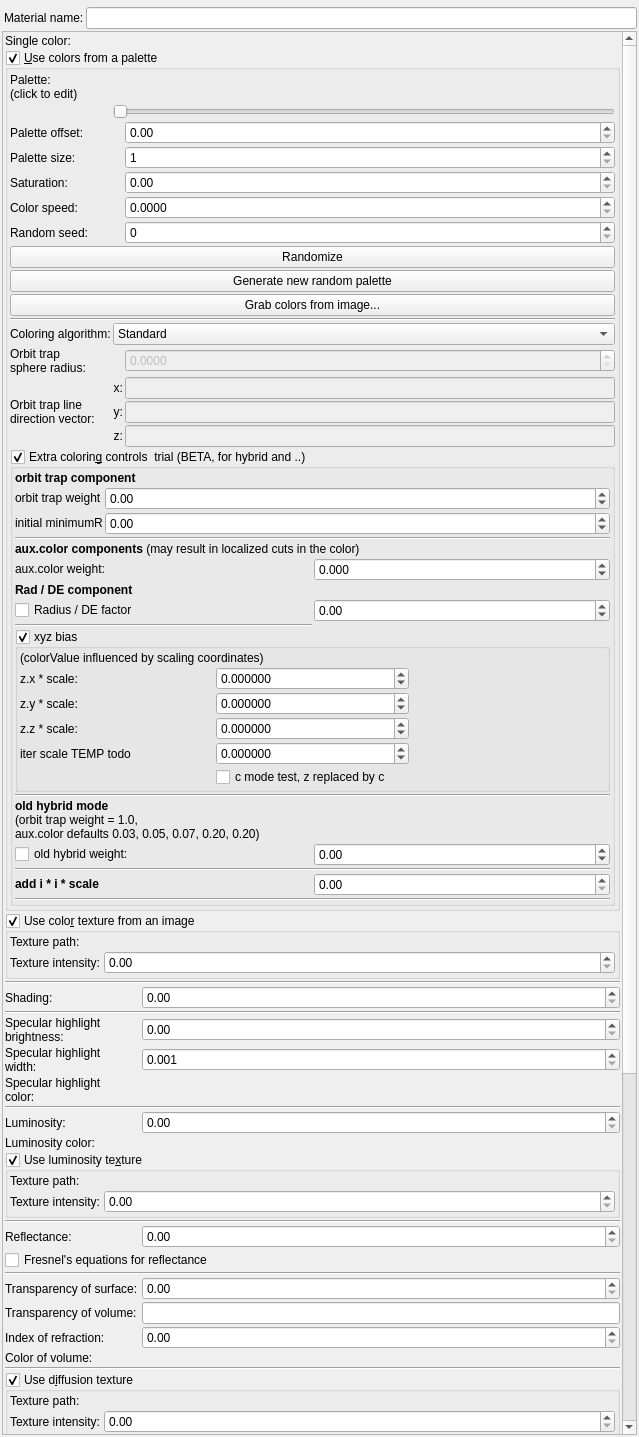
buddhi1980/mandelbulber2, file mandelbulber2/qt/material_editor.ui: the form before one commit.
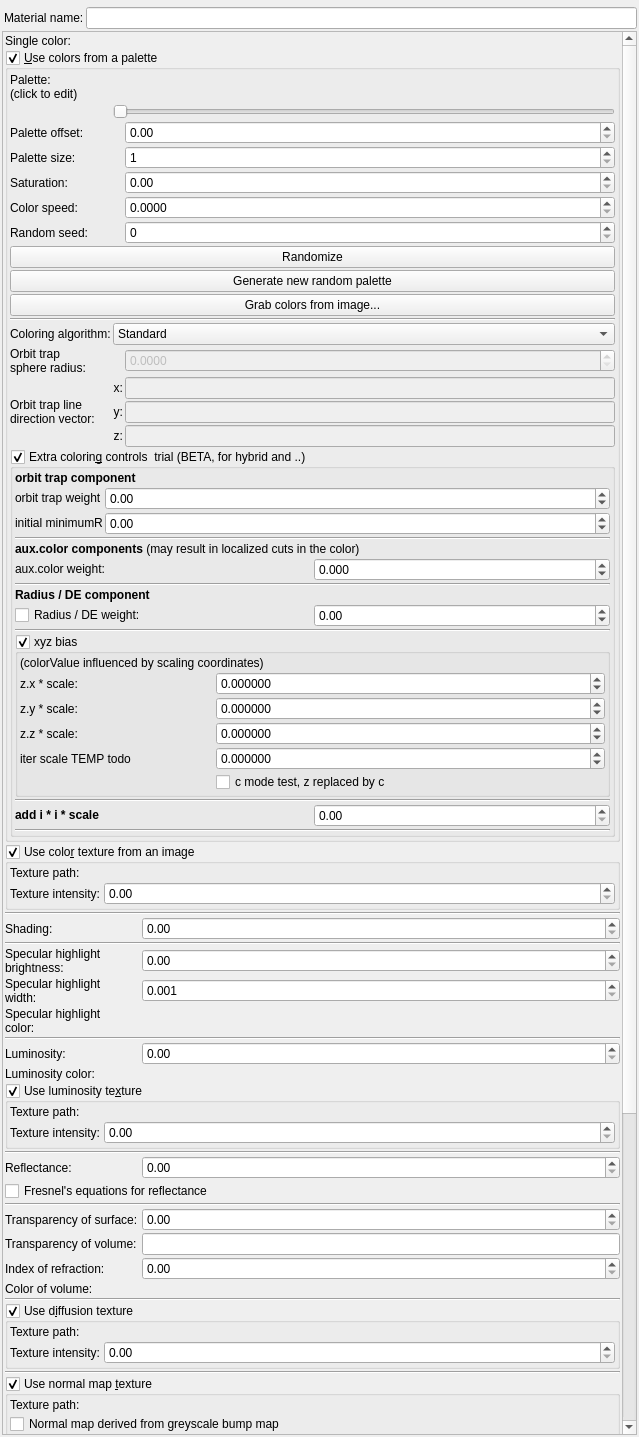
The form after the commit. Icons and pictures are not drawn. Custom widgets are drawn as their Qt base class.

Commit message: optimizing hybrid color

```diff
--- a/mandelbulber2/qt/material_editor.ui
+++ b/mandelbulber2/qt/material_editor.ui
@@ -83,7 +83,7 @@
         <x>0</x>
         <y>0</y>
         <width>619</width>
-        <height>2145</height>
+        <height>2064</height>
        </rect>
       </property>
       <layout class="QVBoxLayout" name="verticalLayout_2">
@@ -1285,15 +1285,8 @@
                  <property name="spacing">
                   <number>2</number>
                  </property>
-                 <item row="10" column="0">
-                  <widget class="Line" name="line_9">
-                   <property name="orientation">
-                    <enum>Qt::Horizontal</enum>
-                   </property>
-                  </widget>
-                 </item>
-                 <item row="20" column="0" colspan="2">
-                  <widget class="QLabel" name="label_65">
+                 <item row="7" column="0">
+                  <widget class="QLabel" name="label_58">
                    <property name="font">
                     <font>
                      <weight>75</weight>
@@ -1301,87 +1294,11 @@
                     </font>
                    </property>
                    <property name="text">
-                    <string>&lt;html&gt;&lt;head/&gt;&lt;body&gt;&lt;p&gt;old hybrid mode &lt;br/&gt;&lt;span style=&quot; font-weight:400;&quot;&gt;(orbit trap weight = 1.0, &lt;br/&gt;aux.color defaults 0.03, 0.05, 0.07, 0.20, 0.20)&lt;/span&gt;&lt;/p&gt;&lt;/body&gt;&lt;/html&gt;</string>
+                    <string>&lt;html&gt;&lt;head/&gt;&lt;body&gt;&lt;p&gt;&lt;span style=&quot; font-weight:400;&quot;&gt;aux.color weight:&lt;/span&gt;&lt;/p&gt;&lt;/body&gt;&lt;/html&gt;</string>
                    </property>
                   </widget>
                  </item>
-                 <item row="21" column="1">
-                  <widget class="MyDoubleSpinBox" name="spinbox_fractal_coloring_old_hybrid_weight">
-                   <property name="sizePolicy">
-                    <sizepolicy hsizetype="Minimum" vsizetype="Maximum">
-                     <horstretch>0</horstretch>
-                     <verstretch>0</verstretch>
-                    </sizepolicy>
-                   </property>
-                   <property name="prefix">
-                    <string/>
-                   </property>
-                   <property name="suffix">
-                    <string/>
-                   </property>
-                   <property name="decimals">
-                    <number>2</number>
-                   </property>
-                   <property name="minimum">
-                    <double>-10000.000000000000000</double>
-                   </property>
-                   <property name="maximum">
-                    <double>10000.000000000000000</double>
-                   </property>
-                   <property name="singleStep">
-                    <double>0.100000000000000</double>
-                   </property>
-                  </widget>
-                 </item>
-                 <item row="5" column="0" colspan="2">
-                  <widget class="QLabel" name="label_75">
-                   <property name="font">
-                    <font>
-                     <weight>75</weight>
-                     <bold>true</bold>
-                    </font>
-                   </property>
-                   <property name="text">
-                    <string>&lt;html&gt;&lt;head/&gt;&lt;body&gt;&lt;p&gt;aux.color components  &lt;span style=&quot; font-weight:400;&quot;&gt;(may result in localized cuts in the color)&lt;/span&gt;&lt;/p&gt;&lt;/body&gt;&lt;/html&gt;</string>
-                   </property>
-                  </widget>
-                 </item>
-                 <item row="4" column="0" colspan="2">
-                  <widget class="Line" name="line_15">
-                   <property name="orientation">
-                    <enum>Qt::Horizontal</enum>
-                   </property>
-                  </widget>
-                 </item>
-                 <item row="9" column="1">
-                  <widget class="MyDoubleSpinBox" name="spinbox_fractal_coloring_rad_div_de_weight">
-                   <property name="sizePolicy">
-                    <sizepolicy hsizetype="Minimum" vsizetype="Maximum">
-                     <horstretch>0</horstretch>
-                     <verstretch>0</verstretch>
-                    </sizepolicy>
-                   </property>
-                   <property name="prefix">
-                    <string/>
-                   </property>
-                   <property name="suffix">
-                    <string/>
-                   </property>
-                   <property name="decimals">
-                    <number>2</number>
-                   </property>
-                   <property name="minimum">
-                    <double>-10000.000000000000000</double>
-                   </property>
-                   <property name="maximum">
-                    <double>10000.000000000000000</double>
-                   </property>
-                   <property name="singleStep">
-                    <double>0.100000000000000</double>
-                   </property>
-                  </widget>
-                 </item>
-                 <item row="11" column="0" colspan="2">
+                 <item row="13" column="0" colspan="2">
                   <widget class="MyGroupBox" name="groupCheck_fractal_coloring_xyz_bias_enabled_false">
                    <property name="toolTip">
                     <string/>
@@ -1455,35 +1372,7 @@
                         </property>
                        </widget>
                       </item>
-                      <item row="10" column="1">
-                       <widget class="MyDoubleSpinBox" name="spinbox_fractal_coloring_xyz_iter_scale">
-                        <property name="sizePolicy">
-                         <sizepolicy hsizetype="Minimum" vsizetype="Maximum">
-                          <horstretch>0</horstretch>
-                          <verstretch>0</verstretch>
-                         </sizepolicy>
-                        </property>
-                        <property name="prefix">
-                         <string/>
-                        </property>
-                        <property name="suffix">
-                         <string/>
-                        </property>
-                        <property name="decimals">
-                         <number>6</number>
-                        </property>
-                        <property name="minimum">
-                         <double>-9999.999900000000707</double>
-                        </property>
-                        <property name="maximum">
-                         <double>9999.999900000000707</double>
-                        </property>
-                        <property name="singleStep">
-                         <double>0.100000000000000</double>
-                        </property>
-                       </widget>
-                      </item>
-                      <item row="7" column="1">
+                      <item row="7" column="1" colspan="2">
                        <widget class="MyDoubleSpinBox" name="spinbox3_fractal_coloring_xyz_000_x">
                         <property name="sizePolicy">
                          <sizepolicy hsizetype="Minimum" vsizetype="Maximum">
@@ -1511,35 +1400,7 @@
                         </property>
                        </widget>
                       </item>
-                      <item row="9" column="1">
-                       <widget class="MyDoubleSpinBox" name="spinbox3_fractal_coloring_xyz_000_z">
-                        <property name="sizePolicy">
-                         <sizepolicy hsizetype="Minimum" vsizetype="Maximum">
-                          <horstretch>0</horstretch>
-                          <verstretch>0</verstretch>
-                         </sizepolicy>
-                        </property>
-                        <property name="prefix">
-                         <string/>
-                        </property>
-                        <property name="suffix">
-                         <string/>
-                        </property>
-                        <property name="decimals">
-                         <number>6</number>
-                        </property>
-                        <property name="minimum">
-                         <double>-9999.999900000000707</double>
-                        </property>
-                        <property name="maximum">
-                         <double>9999.999900000000707</double>
-                        </property>
-                        <property name="singleStep">
-                         <double>0.100000000000000</double>
-                        </property>
-                       </widget>
-                      </item>
-                      <item row="8" column="1">
+                      <item row="8" column="1" colspan="2">
                        <widget class="MyDoubleSpinBox" name="spinbox3_fractal_coloring_xyz_000_y">
                         <property name="sizePolicy">
                          <sizepolicy hsizetype="Minimum" vsizetype="Maximum">
@@ -1567,80 +1428,67 @@
                         </property>
                        </widget>
                       </item>
+                      <item row="9" column="1" colspan="2">
+                       <widget class="MyDoubleSpinBox" name="spinbox3_fractal_coloring_xyz_000_z">
+                        <property name="sizePolicy">
+                         <sizepolicy hsizetype="Minimum" vsizetype="Maximum">
+                          <horstretch>0</horstretch>
+                          <verstretch>0</verstretch>
+                         </sizepolicy>
+                        </property>
+                        <property name="prefix">
+                         <string/>
+                        </property>
+                        <property name="suffix">
+                         <string/>
+                        </property>
+                        <property name="decimals">
+                         <number>6</number>
+                        </property>
+                        <property name="minimum">
+                         <double>-9999.999900000000707</double>
+                        </property>
+                        <property name="maximum">
+                         <double>9999.999900000000707</double>
+                        </property>
+                        <property name="singleStep">
+                         <double>0.100000000000000</double>
+                        </property>
+                       </widget>
+                      </item>
+                      <item row="10" column="1" colspan="2">
+                       <widget class="MyDoubleSpinBox" name="spinbox_fractal_coloring_xyz_iter_scale">
+                        <property name="sizePolicy">
+                         <sizepolicy hsizetype="Minimum" vsizetype="Maximum">
+                          <horstretch>0</horstretch>
+                          <verstretch>0</verstretch>
+                         </sizepolicy>
+                        </property>
+                        <property name="prefix">
+                         <string/>
+                        </property>
+                        <property name="suffix">
+                         <string/>
+                        </property>
+                        <property name="decimals">
+                         <number>6</number>
+                        </property>
+                        <property name="minimum">
+                         <double>-9999.999900000000707</double>
+                        </property>
+                        <property name="maximum">
+                         <double>9999.999900000000707</double>
+                        </property>
+                        <property name="singleStep">
+                         <double>0.100000000000000</double>
+                        </property>
+                       </widget>
+                      </item>
                      </layout>
                     </item>
                    </layout>
                   </widget>
                  </item>
-                 <item row="19" column="0" colspan="2">
-                  <widget class="Line" name="line_8">
-                   <property name="orientation">
-                    <enum>Qt::Horizontal</enum>
-                   </property>
-                  </widget>
-                 </item>
-                 <item row="22" column="0" colspan="2">
-                  <widget class="Line" name="line">
-                   <property name="orientation">
-                    <enum>Qt::Horizontal</enum>
-                   </property>
-                  </widget>
-                 </item>
-                 <item row="23" column="0">
-                  <widget class="QLabel" name="label_34">
-                   <property name="text">
-                    <string>&lt;html&gt;&lt;head/&gt;&lt;body&gt;&lt;p&gt;&lt;span style=&quot; font-weight:600;&quot;&gt;add i * i * scale&lt;/span&gt;&lt;/p&gt;&lt;/body&gt;&lt;/html&gt;</string>
-                   </property>
-                  </widget>
-                 </item>
-                 <item row="21" column="0">
-                  <widget class="QCheckBox" name="checkBox_fractal_coloring_old_hybrid_enabled_false">
-                   <property name="text">
-                    <string notr="true">old hybrid weight:</string>
-                   </property>
-                  </widget>
-                 </item>
-                 <item row="7" column="0">
-                  <widget class="QLabel" name="label_58">
-                   <property name="font">
-                    <font>
-                     <weight>75</weight>
-                     <bold>true</bold>
-                    </font>
-                   </property>
-                   <property name="text">
-                    <string>&lt;html&gt;&lt;head/&gt;&lt;body&gt;&lt;p&gt;&lt;span style=&quot; font-weight:400;&quot;&gt;aux.color weight:&lt;/span&gt;&lt;/p&gt;&lt;/body&gt;&lt;/html&gt;</string>
-                   </property>
-                  </widget>
-                 </item>
-                 <item row="23" column="1">
-                  <widget class="MyDoubleSpinBox" name="spinbox_fractal_coloring_ii_add_scale">
-                   <property name="sizePolicy">
-                    <sizepolicy hsizetype="Minimum" vsizetype="Maximum">
-                     <horstretch>0</horstretch>
-                     <verstretch>0</verstretch>
-                    </sizepolicy>
-                   </property>
-                   <property name="prefix">
-                    <string/>
-                   </property>
-                   <property name="suffix">
-                    <string/>
-                   </property>
-                   <property name="decimals">
-                    <number>2</number>
-                   </property>
-                   <property name="minimum">
-                    <double>0.000000000000000</double>
-                   </property>
-                   <property name="maximum">
-                    <double>99999.000000000000000</double>
-                   </property>
-                   <property name="singleStep">
-                    <double>0.100000000000000</double>
-                   </property>
-                  </widget>
-                 </item>
                  <item row="7" column="1">
                   <widget class="MyDoubleSpinBox" name="spinbox_fractal_coloring_aux_color_weight">
                    <property name="sizePolicy">
@@ -1669,14 +1517,111 @@
                    </property>
                   </widget>
                  </item>
-                 <item row="9" column="0">
-                  <widget class="QCheckBox" name="checkBox_fractal_coloring_rad_div_de_enabled_false">
-                   <property name="text">
-                    <string notr="true">Radius / DE factor</string>
-                   </property>
-                  </widget>
-                 </item>
                  <item row="8" column="0" colspan="2">
+                  <widget class="Line" name="line_9">
+                   <property name="orientation">
+                    <enum>Qt::Horizontal</enum>
+                   </property>
+                  </widget>
+                 </item>
+                 <item row="22" column="1">
+                  <widget class="MyDoubleSpinBox" name="spinbox_fractal_coloring_ii_add_scale">
+                   <property name="sizePolicy">
+                    <sizepolicy hsizetype="Minimum" vsizetype="Maximum">
+                     <horstretch>0</horstretch>
+                     <verstretch>0</verstretch>
+                    </sizepolicy>
+                   </property>
+                   <property name="prefix">
+                    <string/>
+                   </property>
+                   <property name="suffix">
+                    <string/>
+                   </property>
+                   <property name="decimals">
+                    <number>2</number>
+                   </property>
+                   <property name="minimum">
+                    <double>0.000000000000000</double>
+                   </property>
+                   <property name="maximum">
+                    <double>99999.000000000000000</double>
+                   </property>
+                   <property name="singleStep">
+                    <double>0.100000000000000</double>
+                   </property>
+                  </widget>
+                 </item>
+                 <item row="5" column="0" colspan="2">
+                  <widget class="QLabel" name="label_75">
+                   <property name="font">
+                    <font>
+                     <weight>75</weight>
+                     <bold>true</bold>
+                    </font>
+                   </property>
+                   <property name="text">
+                    <string>&lt;html&gt;&lt;head/&gt;&lt;body&gt;&lt;p&gt;aux.color components  &lt;span style=&quot; font-weight:400;&quot;&gt;(may result in localized cuts in the color)&lt;/span&gt;&lt;/p&gt;&lt;/body&gt;&lt;/html&gt;</string>
+                   </property>
+                  </widget>
+                 </item>
+                 <item row="11" column="0" colspan="2">
+                  <widget class="Line" name="line_2">
+                   <property name="orientation">
+                    <enum>Qt::Horizontal</enum>
+                   </property>
+                  </widget>
+                 </item>
+                 <item row="21" column="0" colspan="2">
+                  <widget class="Line" name="line">
+                   <property name="orientation">
+                    <enum>Qt::Horizontal</enum>
+                   </property>
+                  </widget>
+                 </item>
+                 <item row="10" column="1">
+                  <widget class="MyDoubleSpinBox" name="spinbox_fractal_coloring_rad_div_de_weight">
+                   <property name="sizePolicy">
+                    <sizepolicy hsizetype="Minimum" vsizetype="Maximum">
+                     <horstretch>0</horstretch>
+                     <verstretch>0</verstretch>
+                    </sizepolicy>
+                   </property>
+                   <property name="prefix">
+                    <string/>
+                   </property>
+                   <property name="suffix">
+                    <string/>
+                   </property>
+                   <property name="decimals">
+                    <number>2</number>
+                   </property>
+                   <property name="minimum">
+                    <double>-10000.000000000000000</double>
+                   </property>
+                   <property name="maximum">
+                    <double>10000.000000000000000</double>
+                   </property>
+                   <property name="singleStep">
+                    <double>0.100000000000000</double>
+                   </property>
+                  </widget>
+                 </item>
+                 <item row="10" column="0">
+                  <widget class="QCheckBox" name="checkBox_fractal_coloring_rad_div_de_enabled_false">
+                   <property name="text">
+                    <string notr="true">Radius / DE weight:</string>
+                   </property>
+                  </widget>
+                 </item>
+                 <item row="4" column="0" colspan="2">
+                  <widget class="Line" name="line_15">
+                   <property name="orientation">
+                    <enum>Qt::Horizontal</enum>
+                   </property>
+                  </widget>
+                 </item>
+                 <item row="9" column="0" colspan="2">
                   <widget class="QLabel" name="label_76">
                    <property name="font">
                     <font>
@@ -1685,7 +1630,14 @@
                     </font>
                    </property>
                    <property name="text">
-                    <string>&lt;html&gt;&lt;head/&gt;&lt;body&gt;&lt;p&gt;Rad / DE component &lt;/p&gt;&lt;/body&gt;&lt;/html&gt;</string>
+                    <string>&lt;html&gt;&lt;head/&gt;&lt;body&gt;&lt;p&gt;Radius / DE component &lt;/p&gt;&lt;/body&gt;&lt;/html&gt;</string>
+                   </property>
+                  </widget>
+                 </item>
+                 <item row="22" column="0">
+                  <widget class="QLabel" name="label_34">
+                   <property name="text">
+                    <string>&lt;html&gt;&lt;head/&gt;&lt;body&gt;&lt;p&gt;&lt;span style=&quot; font-weight:600;&quot;&gt;add i * i * scale&lt;/span&gt;&lt;/p&gt;&lt;/body&gt;&lt;/html&gt;</string>
                    </property>
                   </widget>
                  </item>
```
Left out of the diff: 2 changed lines with no effect on the pictures. The commit also changes 4 other files.
